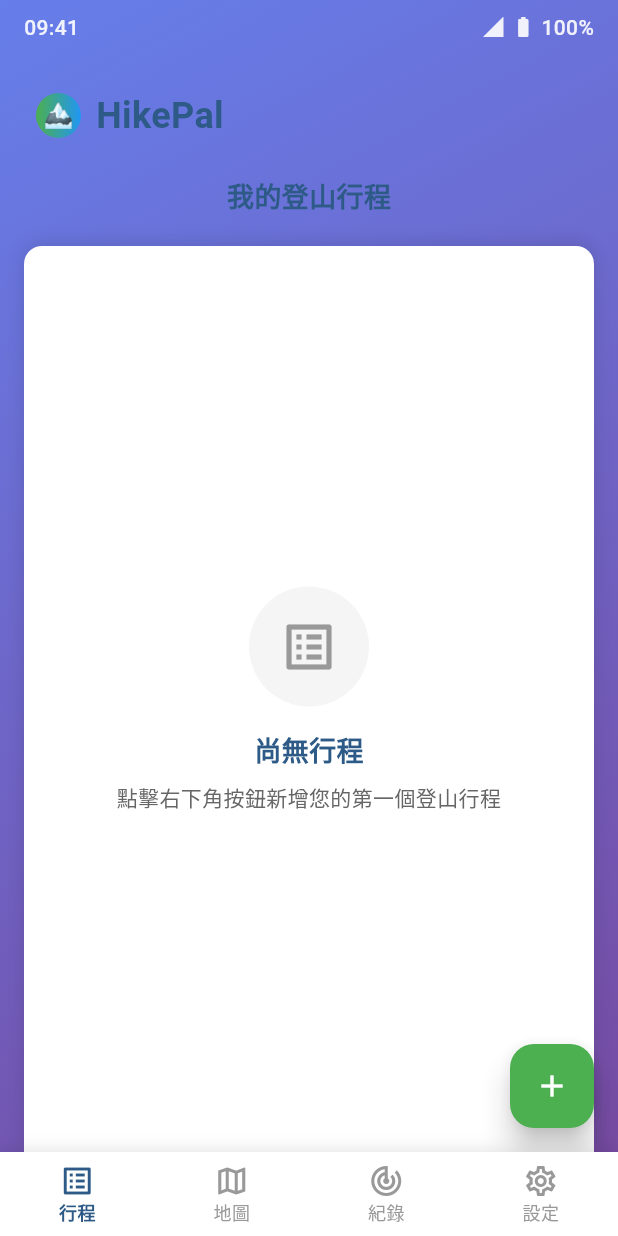
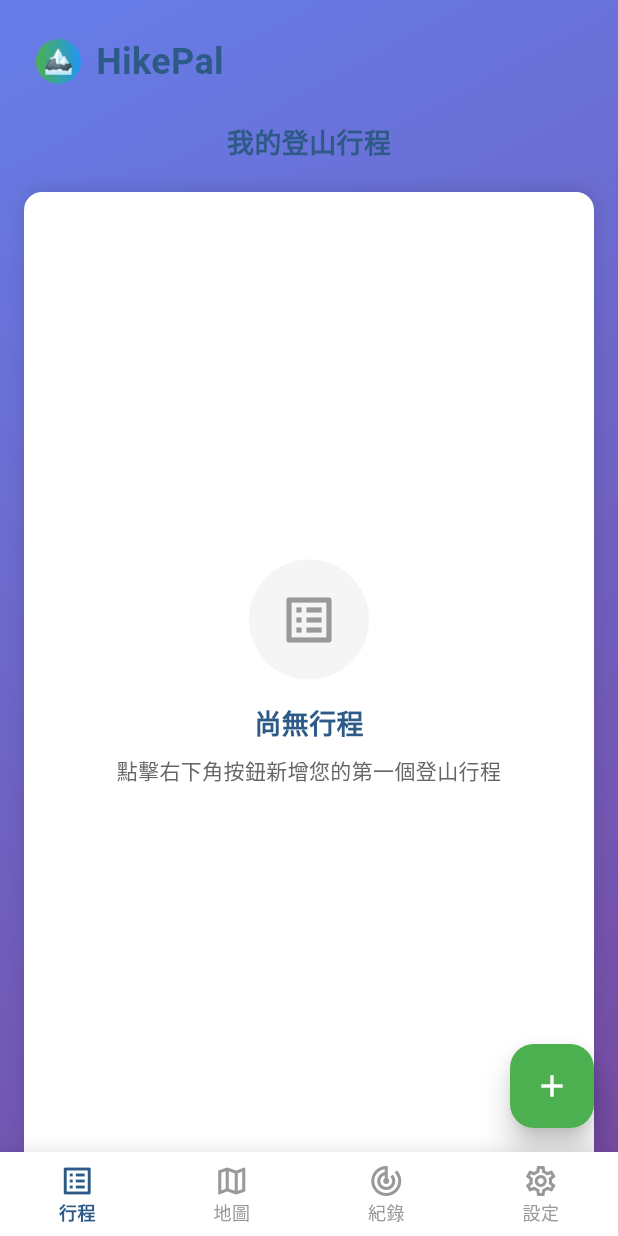
Before and after one commit to justinlu224/HikePal, a Flutter app: the screen it shows after launch, on a phone screen of 412 x 824 dp. Run offline on Flutter 3.47's test engine with Material 3 defaults, Android fonts, the phone set to English and light mode, and no system bars; our stand-ins replace get_it.

Commit message:
refactor: 移除行程清單頁面的狀態列模擬
- 移除狀態列區域 (時間、訊號、電池顯示)
- 保持 App Header 和其他佈局不變
- 簡化頁面結構，更符合實際使用情境
- 維持原有的視覺風格和功能

根據用戶反饋調整: 移除不必要的狀態列模擬

```diff
--- a/lib/presentation/features/trip_list/pages/trip_list_page.dart
+++ b/lib/presentation/features/trip_list/pages/trip_list_page.dart
@@ -13,51 +13,6 @@ class TripListPage extends StatelessWidget {
         child: SafeArea(
           child: Column(
             children: [
-              // Status Bar 區域
-              Container(
-                padding: const EdgeInsets.symmetric(
-                  horizontal: AppConstants.paddingMedium,
-                  vertical: AppConstants.paddingSmall,
-                ),
-                child: Row(
-                  mainAxisAlignment: MainAxisAlignment.spaceBetween,
-                  children: [
-                    Text(
-                      '09:41',
-                      style: TextStyle(
-                        fontSize: 14,
-                        color: Colors.white.withValues(alpha: 0.9),
-                        fontWeight: FontWeight.w500,
-                      ),
-                    ),
-                    Row(
-                      children: [
-                        Icon(
-                          Icons.signal_cellular_4_bar,
-                          size: 16,
-                          color: Colors.white.withValues(alpha: 0.9),
-                        ),
-                        const SizedBox(width: 4),
-                        Icon(
-                          Icons.battery_full,
-                          size: 16,
-                          color: Colors.white.withValues(alpha: 0.9),
-                        ),
-                        const SizedBox(width: 4),
-                        Text(
-                          '100%',
-                          style: TextStyle(
-                            fontSize: 14,
-                            color: Colors.white.withValues(alpha: 0.9),
-                            fontWeight: FontWeight.w500,
-                          ),
-                        ),
-                      ],
-                    ),
-                  ],
-                ),
-              ),
-
               // App Header
               Padding(
                 padding: const EdgeInsets.all(AppConstants.paddingLarge),
```
